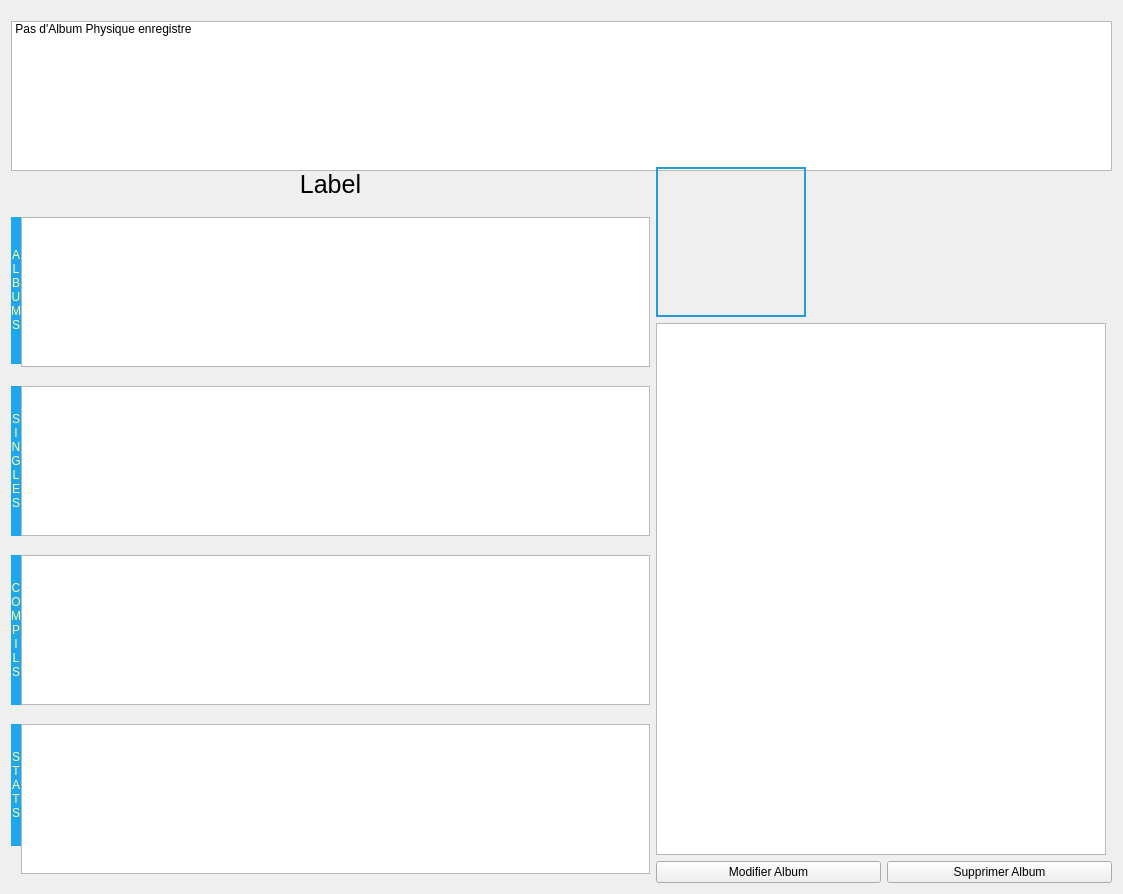
Before: the Qt Designer form projet-musique/core/ongletphys.ui in toopoormaghell/projet-musique, drawn with Qt 5.
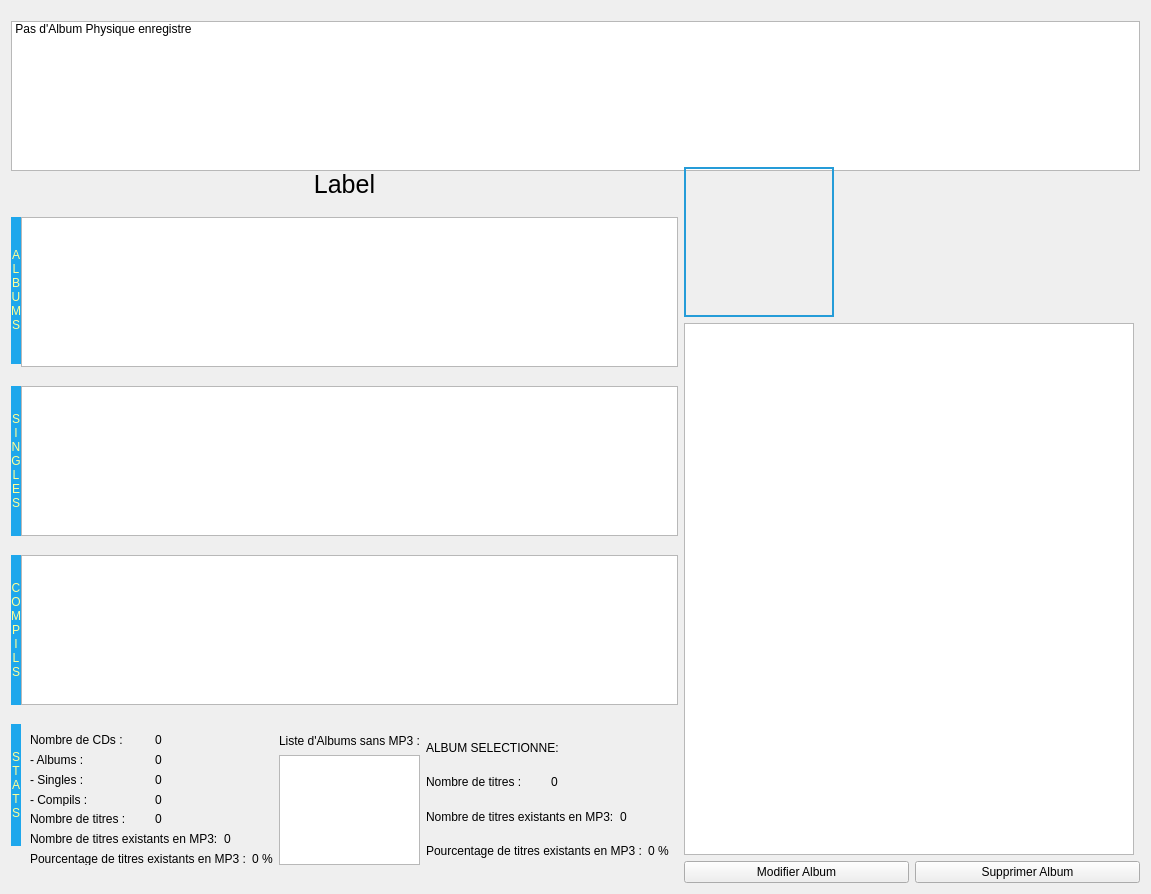
After: the same form once the commit is applied.

The edit to the form file:
```diff
--- a/projet-musique/core/ongletphys.ui
+++ b/projet-musique/core/ongletphys.ui
@@ -365,7 +365,7 @@
            </property>
           </widget>
          </item>
-         <item row="4" column="0">
+         <item row="5" column="0">
           <widget class="QLabel" name="label_4">
            <property name="minimumSize">
             <size>
@@ -390,8 +390,8 @@
            </property>
           </widget>
          </item>
-         <item row="4" column="1">
-          <widget class="QListWidget" name="Statistiques">
+         <item row="5" column="1">
+          <widget class="QWidget" name="widget" native="true">
            <property name="minimumSize">
             <size>
              <width>0</width>
@@ -404,12 +404,251 @@
              <height>150</height>
             </size>
            </property>
-           <property name="verticalScrollBarPolicy">
-            <enum>Qt::ScrollBarAlwaysOff</enum>
-           </property>
-           <property name="uniformItemSizes">
-            <bool>true</bool>
-           </property>
+           <layout class="QHBoxLayout" name="horizontalLayout_14">
+            <item>
+             <layout class="QVBoxLayout" name="verticalLayout_6">
+              <item>
+               <layout class="QHBoxLayout" name="horizontalLayout">
+                <item>
+                 <widget class="QLabel" name="label_5">
+                  <property name="text">
+                   <string>Nombre de CDs :</string>
+                  </property>
+                 </widget>
+                </item>
+                <item>
+                 <widget class="QLabel" name="NbCD">
+                  <property name="text">
+                   <string>0</string>
+                  </property>
+                 </widget>
+                </item>
+               </layout>
+              </item>
+              <item>
+               <layout class="QHBoxLayout" name="horizontalLayout_5">
+                <item>
+                 <widget class="QLabel" name="label_6">
+                  <property name="text">
+                   <string>- Albums :</string>
+                  </property>
+                 </widget>
+                </item>
+                <item>
+                 <widget class="QLabel" name="NbAlb">
+                  <property name="text">
+                   <string>0</string>
+                  </property>
+                 </widget>
+                </item>
+               </layout>
+              </item>
+              <item>
+               <layout class="QHBoxLayout" name="horizontalLayout_6">
+                <item>
+                 <widget class="QLabel" name="label_7">
+                  <property name="text">
+                   <string>- Singles :</string>
+                  </property>
+                 </widget>
+                </item>
+                <item>
+                 <widget class="QLabel" name="NbSingle">
+                  <property name="text">
+                   <string>0</string>
+                  </property>
+                 </widget>
+                </item>
+               </layout>
+              </item>
+              <item>
+               <layout class="QHBoxLayout" name="horizontalLayout_7">
+                <item>
+                 <widget class="QLabel" name="label_8">
+                  <property name="text">
+                   <string>- Compils :</string>
+                  </property>
+                 </widget>
+                </item>
+                <item>
+                 <widget class="QLabel" name="NbCompil">
+                  <property name="text">
+                   <string>0</string>
+                  </property>
+                 </widget>
+                </item>
+               </layout>
+              </item>
+              <item>
+               <layout class="QHBoxLayout" name="horizontalLayout_8">
+                <item>
+                 <widget class="QLabel" name="label_10">
+                  <property name="text">
+                   <string>Nombre de titres :</string>
+                  </property>
+                 </widget>
+                </item>
+                <item>
+                 <widget class="QLabel" name="NbTitres">
+                  <property name="text">
+                   <string>0</string>
+                  </property>
+                 </widget>
+                </item>
+               </layout>
+              </item>
+              <item>
+               <layout class="QHBoxLayout" name="horizontalLayout_11">
+                <item>
+                 <widget class="QLabel" name="label_12">
+                  <property name="text">
+                   <string>Nombre de titres existants en MP3:</string>
+                  </property>
+                 </widget>
+                </item>
+                <item>
+                 <widget class="QLabel" name="NbTitresMP3">
+                  <property name="text">
+                   <string>0</string>
+                  </property>
+                 </widget>
+                </item>
+               </layout>
+              </item>
+              <item>
+               <layout class="QHBoxLayout" name="horizontalLayout_10">
+                <item>
+                 <widget class="QLabel" name="label_9">
+                  <property name="text">
+                   <string>Pourcentage de titres existants en MP3 :</string>
+                  </property>
+                 </widget>
+                </item>
+                <item>
+                 <widget class="QLabel" name="Pourcentage">
+                  <property name="text">
+                   <string>0 %</string>
+                  </property>
+                 </widget>
+                </item>
+               </layout>
+              </item>
+             </layout>
+            </item>
+            <item>
+             <layout class="QVBoxLayout" name="verticalLayout_5">
+              <item>
+               <widget class="QLabel" name="label_11">
+                <property name="text">
+                 <string>Liste d'Albums sans MP3 :</string>
+                </property>
+               </widget>
+              </item>
+              <item>
+               <widget class="QListWidget" name="AlbSansMP3">
+                <property name="minimumSize">
+                 <size>
+                  <width>0</width>
+                  <height>110</height>
+                 </size>
+                </property>
+                <property name="maximumSize">
+                 <size>
+                  <width>600</width>
+                  <height>110</height>
+                 </size>
+                </property>
+                <property name="iconSize">
+                 <size>
+                  <width>90</width>
+                  <height>90</height>
+                 </size>
+                </property>
+                <property name="resizeMode">
+                 <enum>QListView::Adjust</enum>
+                </property>
+                <property name="gridSize">
+                 <size>
+                  <width>90</width>
+                  <height>90</height>
+                 </size>
+                </property>
+                <property name="viewMode">
+                 <enum>QListView::IconMode</enum>
+                </property>
+                <property name="uniformItemSizes">
+                 <bool>true</bool>
+                </property>
+               </widget>
+              </item>
+             </layout>
+            </item>
+            <item>
+             <layout class="QVBoxLayout" name="verticalLayout_7">
+              <item>
+               <widget class="QLabel" name="label_13">
+                <property name="text">
+                 <string>ALBUM SELECTIONNE:</string>
+                </property>
+               </widget>
+              </item>
+              <item>
+               <layout class="QHBoxLayout" name="horizontalLayout_12">
+                <item>
+                 <widget class="QLabel" name="label_14">
+                  <property name="text">
+                   <string>Nombre de titres :</string>
+                  </property>
+                 </widget>
+                </item>
+                <item>
+                 <widget class="QLabel" name="NbTitresAlb">
+                  <property name="text">
+                   <string>0</string>
+                  </property>
+                 </widget>
+                </item>
+               </layout>
+              </item>
+              <item>
+               <layout class="QHBoxLayout" name="horizontalLayout_9">
+                <item>
+                 <widget class="QLabel" name="label_15">
+                  <property name="text">
+                   <string>Nombre de titres existants en MP3:</string>
+                  </property>
+                 </widget>
+                </item>
+                <item>
+                 <widget class="QLabel" name="NbTitresMP3Alb">
+                  <property name="text">
+                   <string>0</string>
+                  </property>
+                 </widget>
+                </item>
+               </layout>
+              </item>
+              <item>
+               <layout class="QHBoxLayout" name="horizontalLayout_13">
+                <item>
+                 <widget class="QLabel" name="label_16">
+                  <property name="text">
+                   <string>Pourcentage de titres existants en MP3 :</string>
+                  </property>
+                 </widget>
+                </item>
+                <item>
+                 <widget class="QLabel" name="PourcentageAlb">
+                  <property name="text">
+                   <string>0 %</string>
+                  </property>
+                 </widget>
+                </item>
+               </layout>
+              </item>
+             </layout>
+            </item>
+           </layout>
           </widget>
          </item>
         </layout>
```
